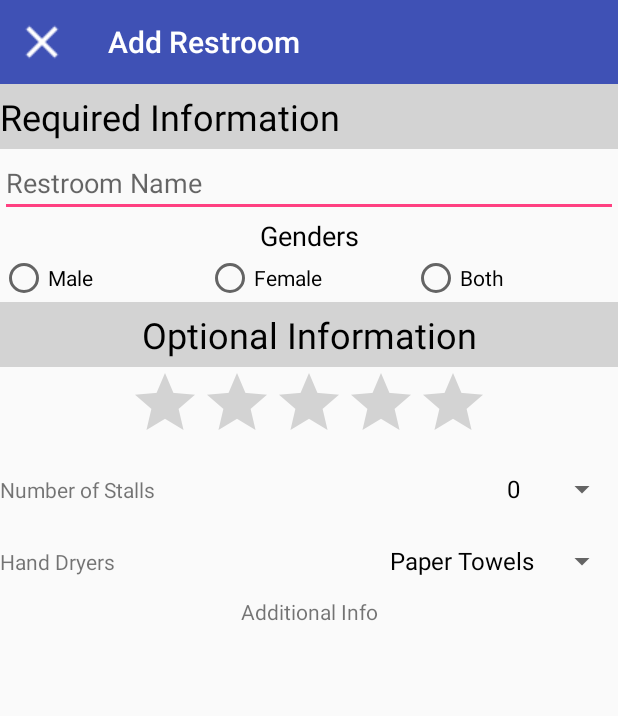
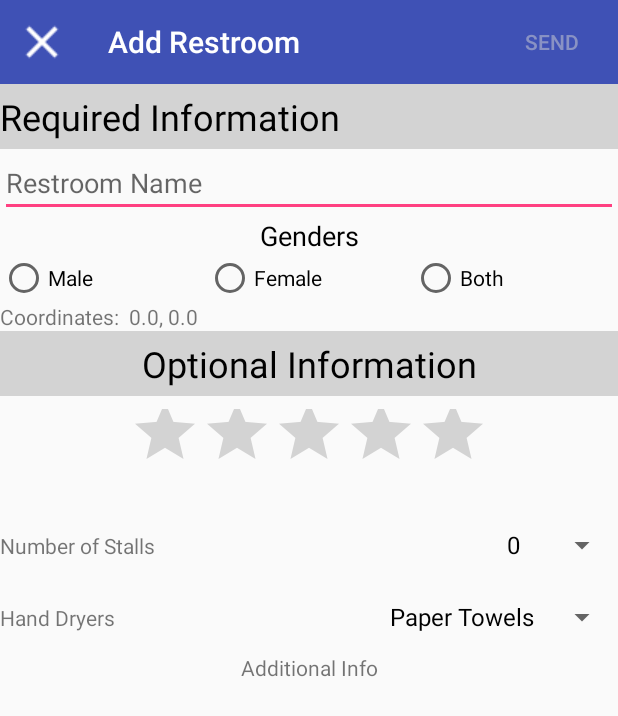
Before and after one commit to dtallman5/DooDooOrDooDont, an Android app: the AddRestroom screen opened directly, with no data from a screen before it, on a phone screen of 412 x 824 dp. Shown: the top 716 px of the screen. Run offline under Robolectric (Android 15) with nearby library versions, the phone set to English and light mode, and no system bars.

Commit message:
Further updated the AddRestroom page and temporarily made the Restroom object Parcelable in order to test the add Restroom feature.

```diff
--- a/app/src/main/java/doodoo/doodooordoodont/AddRestroom.java
+++ b/app/src/main/java/doodoo/doodooordoodont/AddRestroom.java
@@ -1,12 +1,21 @@
 package doodoo.doodooordoodont;
 
+import android.content.Intent;
+import android.location.Location;
 import android.os.Bundle;
 import android.support.v7.app.AppCompatActivity;
 import android.support.v7.widget.Toolbar;
+import android.text.Editable;
+import android.text.TextWatcher;
+import android.view.Menu;
 import android.view.MenuItem;
 import android.view.View;
 import android.widget.ArrayAdapter;
+import android.widget.Button;
+import android.widget.EditText;
 import android.widget.LinearLayout;
+import android.widget.RadioGroup;
+import android.widget.RatingBar;
 import android.widget.Spinner;
 import android.widget.TextView;
 
@@ -15,17 +24,57 @@ import android.widget.TextView;
  * Created by David on 3/11/2018.
  */
 
-public class AddRestroom extends AppCompatActivity {
+public class AddRestroom extends AppCompatActivity implements TextWatcher{
+
+    private Button send;
+    private RadioGroup gender;
+    private EditText name;
+    private RatingBar ratings;
+    double lon, lat;
 
     @Override
     protected void onCreate(Bundle savedInstanceState) {
         super.onCreate(savedInstanceState);
+
+        Intent in = this.getIntent();
+
+        lon = in.getDoubleExtra("Lon",0);
+        lat = in.getDoubleExtra("Lat", 0);
+
 
         //Sets the content view and initializes the toolbar
         setContentView(R.layout.content_add_restroom);
         Toolbar toolbar = (Toolbar) findViewById(R.id.addtoolbar);
         toolbar.setTitle("Add Restroom");
         setSupportActionBar(toolbar);
+
+        ratings = (RatingBar) findViewById(R.id.ratingBar);
+
+        send = (Button) findViewById(R.id.sendButton);
+        send.setClickable(false);
+        send.setTextColor(getResources().getColor(R.color.colorLightGray));
+        send.setAlpha(0.5f);
+        send.setOnClickListener(new View.OnClickListener() {
+            @Override
+            public void onClick(View view) {
+                createRestroom();
+            }
+        });
+
+
+        TextView coord = (TextView) findViewById(R.id.coordinateText);
+        coord.setText("Coordinates:  " + Double.toString(lat) + ", " + Double.toString(lon));
+
+        name = (EditText) findViewById(R.id.nameField);
+        name.addTextChangedListener(this);
+
+        gender = (RadioGroup) findViewById(R.id.genderGroup);
+        gender.setOnCheckedChangeListener(new RadioGroup.OnCheckedChangeListener() {
+            @Override
+            public void onCheckedChanged(RadioGroup radioGroup, int i) {
+                checkFields();
+            }
+        });
 
         Spinner stallSpinner = (Spinner) findViewById(R.id.stallSpinner);
         String[] stallitems = {"0","1","2","3","4","5","6","7+"};
@@ -53,6 +102,17 @@ public class AddRestroom extends AppCompatActivity {
 
         this.getSupportActionBar().setDisplayHomeAsUpEnabled(true);
         this.getSupportActionBar().setHomeAsUpIndicator(R.drawable.ic_close_white_24dp);
+
+    }
+
+    private void createRestroom() {
+        Restroom toAdd = new Restroom("003", name.getText().toString());
+        toAdd.setRatings(ratings.getRating(),1,ratings.getRating(),1);
+        toAdd.setLocation(lat, lon);
+        MainActivity.addMarker(toAdd);
+        Intent backHome = new Intent(this,MainActivity.class);
+        backHome.putExtra("Restroom", toAdd);
+        startActivity(backHome);
     }
 
 
@@ -69,4 +129,25 @@ public class AddRestroom extends AppCompatActivity {
         return super.onOptionsItemSelected(item);
     }
 
+    public void checkFields(){
+        if (!name.getText().toString().equals("") && gender.getCheckedRadioButtonId() != -1){
+            send.setTextColor(getResources().getColor(R.color.colorWhite));
+            send.setAlpha(1f);
+            send.setClickable(true);
+        }
+        else{
+            send.setTextColor(getResources().getColor(R.color.colorLightGray));
+            send.setAlpha(0.5f);
+            send.setClickable(false);
+        }
+    }
+
+    @Override
+    public void beforeTextChanged(CharSequence charSequence, int i, int i1, int i2) {}
+    @Override
+    public void onTextChanged(CharSequence charSequence, int i, int i1, int i2) {}
+    @Override
+    public void afterTextChanged(Editable editable) {
+        checkFields();
+    }
 }
--- a/app/src/main/res/layout/content_add_restroom.xml
+++ b/app/src/main/res/layout/content_add_restroom.xml
@@ -12,8 +12,18 @@
         android:layout_height="wrap_content"
         android:background="?attr/colorPrimary"
         app:theme="@style/ThemeOverlay.AppCompat.Dark">
+
+        <Button
+            android:id="@+id/sendButton"
+            style="@style/Widget.AppCompat.Button.Borderless"
+            android:layout_width="wrap_content"
+            android:layout_height="wrap_content"
+            android:layout_gravity="right"
+            android:text="Send" />
+
+
     </android.support.v7.widget.Toolbar>
-
+`
 
     <LinearLayout
         android:layout_width="match_parent"
@@ -81,6 +91,12 @@
 
 
         <TextView
+            android:id="@+id/coordinateText"
+            android:layout_width="match_parent"
+            android:layout_height="wrap_content"
+            android:text="TextView" />
+
+        <TextView
             android:id="@+id/textView8"
             android:layout_width="match_parent"
             android:layout_height="wrap_content"
@@ -97,10 +113,10 @@
             android:id="@+id/ratingBar"
             style="@android:style/Widget.DeviceDefault.RatingBar"
             android:layout_width="wrap_content"
-            android:layout_height="wrap_content"
+            android:layout_height="75dp"
+            android:layout_gravity="center_horizontal"
             android:max="5"
-            android:stepSize="0.5"
-            android:layout_gravity="center_horizontal"/>
+            android:stepSize="0.5" />
 
         <LinearLayout
             android:layout_width="match_parent"
```
Also changed, not shown: app/src/main/java/doodoo/doodooordoodont/Restroom.java (+63 -1 lines).
